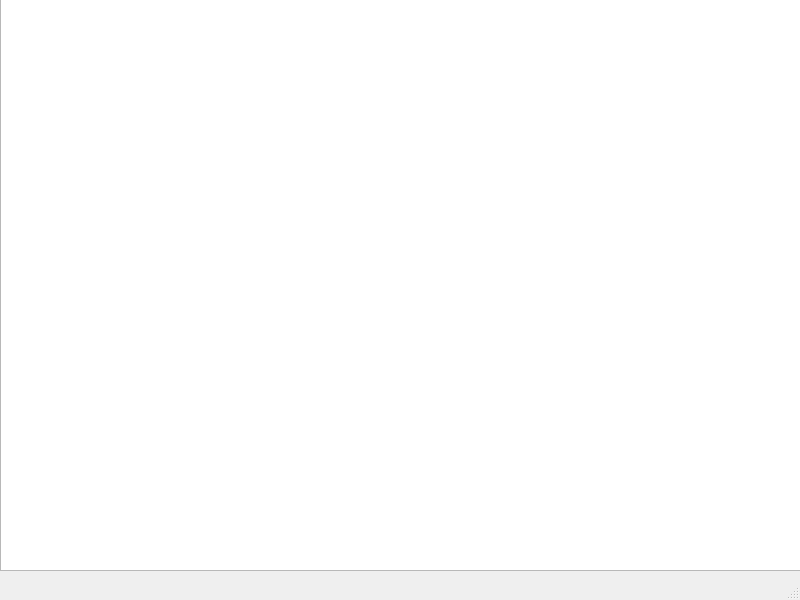
First picture: the form in mainwindow.ui, repository pawelkozera/Old-smuggler, before the edit.
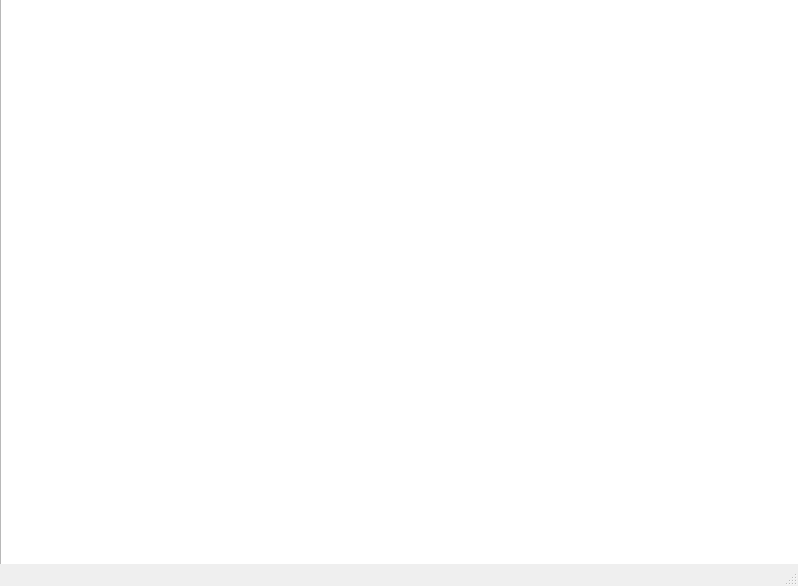
Second picture: the form after the edit.

The edit to the form file:
```diff
--- a/mainwindow.ui
+++ b/mainwindow.ui
@@ -6,8 +6,8 @@
    <rect>
     <x>0</x>
     <y>0</y>
-    <width>800</width>
-    <height>600</height>
+    <width>798</width>
+    <height>586</height>
    </rect>
   </property>
   <property name="windowTitle">
@@ -26,6 +26,15 @@
     <layout class="QVBoxLayout" name="verticalLayout">
      <item>
       <widget class="QGraphicsView" name="graphicsView">
+       <property name="sizePolicy">
+        <sizepolicy hsizetype="Expanding" vsizetype="Expanding">
+         <horstretch>0</horstretch>
+         <verstretch>0</verstretch>
+        </sizepolicy>
+       </property>
+       <property name="focusPolicy">
+        <enum>Qt::StrongFocus</enum>
+       </property>
        <property name="autoFillBackground">
         <bool>false</bool>
        </property>
```
Left out of the diff: 2 changed lines with no effect on the pictures.
